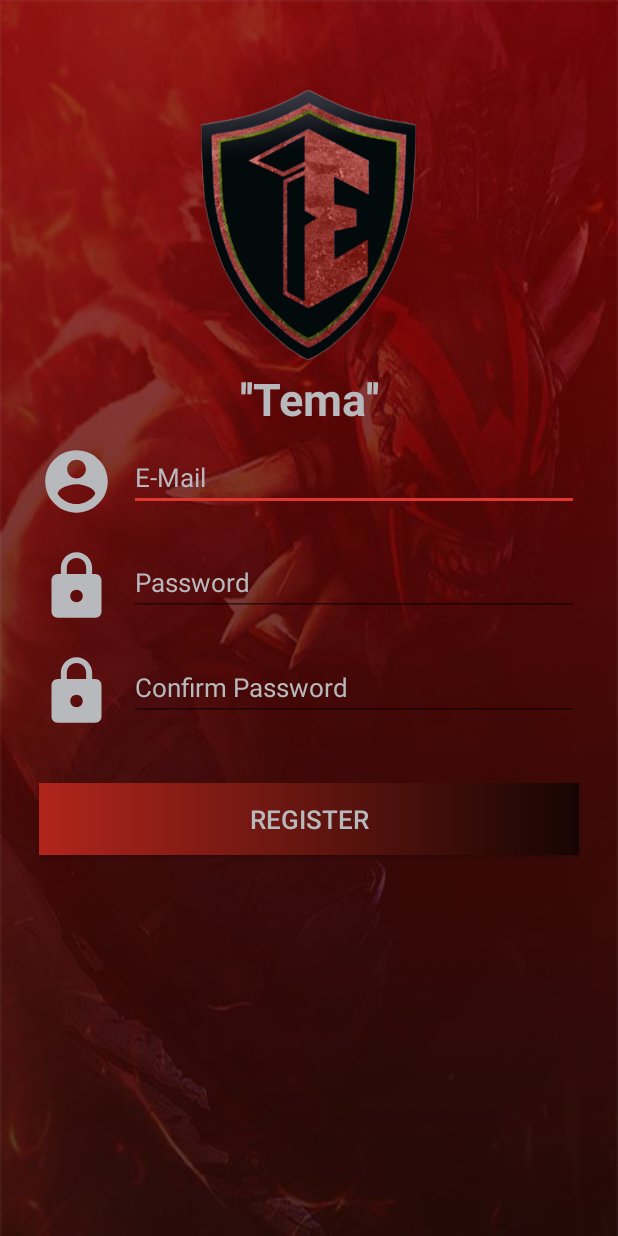
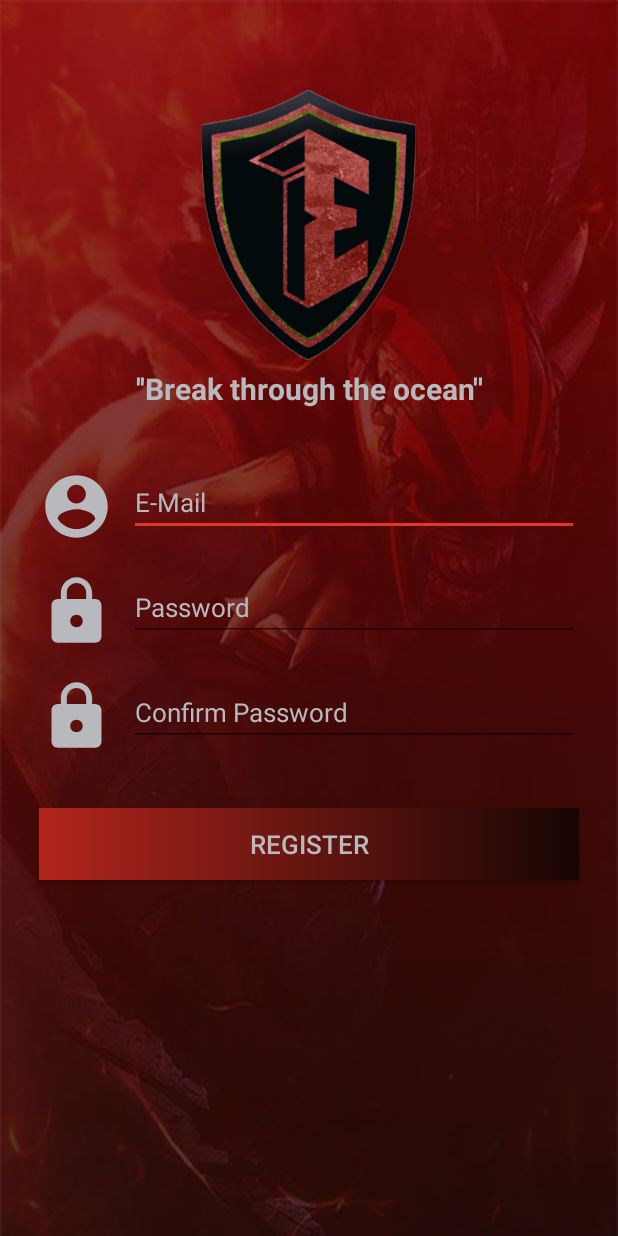
Before and after one commit to baguspremana/ProgmobProject, an Android app: the MainActivity1 screen opened directly, with no data from a screen before it, on a phone screen of 412 x 824 dp. Run offline under Robolectric (Android 15) with nearby library versions, the phone set to English and light mode, and no system bars.

Commit message:
ubah tema

```diff
--- a/app/src/main/res/layout/activity_home.xml
+++ b/app/src/main/res/layout/activity_home.xml
@@ -28,7 +28,7 @@
             <TextView
                 android:layout_width="wrap_content"
                 android:layout_height="wrap_content"
-                android:text="'Tema'"
+                android:text="'Break through the ocean'"
                 android:textColor="#b7b9bd"
                 android:layout_gravity="center_horizontal"
                 android:textSize="20sp"
--- a/app/src/main/res/layout/activity_main.xml
+++ b/app/src/main/res/layout/activity_main.xml
@@ -28,8 +28,8 @@
             <TextView
                 android:layout_width="match_parent"
                 android:layout_height="wrap_content"
-                android:text="''Tema''"
-                android:textSize="30sp"
+                android:text="''Break through the ocean''"
+                android:textSize="20sp"
                 android:textStyle="bold"
                 android:textColor="#b7b9bd"
                 android:layout_below="@id/logo"
--- a/app/src/main/res/layout/activity_register.xml
+++ b/app/src/main/res/layout/activity_register.xml
@@ -30,11 +30,12 @@
                 android:layout_height="wrap_content"
                 android:layout_below="@id/logo"
                 android:layout_marginTop="5dp"
-                android:text="''Tema''"
+                android:text="''Break through the ocean''"
                 android:textAlignment="center"
                 android:textColor="#b7b9bd"
-                android:textSize="30sp"
-                android:textStyle="bold" />
+                android:textSize="20sp"
+                android:textStyle="bold"
+                android:layout_marginBottom="30dp"/>
 
             <ImageView
                 android:id="@+id/user"
--- a/app/src/main/res/layout/activity_reset_pass.xml
+++ b/app/src/main/res/layout/activity_reset_pass.xml
@@ -27,8 +27,8 @@
             <TextView
                 android:layout_width="match_parent"
                 android:layout_height="wrap_content"
-                android:text="''Tema''"
-                android:textSize="25sp"
+                android:text="''Break through the ocean''"
+                android:textSize="20sp"
                 android:textStyle="bold"
                 android:textColor="#b7b9bd"
                 android:layout_below="@id/logo"
@@ -42,7 +42,7 @@
                 android:layout_width="50dp"
                 android:layout_height="50dp"
                 android:src="@drawable/ic_account_circle"
-                android:layout_marginTop="70dp"
+                android:layout_marginTop="30dp"
                 android:layout_marginLeft="16dp" />
 
             <EditText
--- a/build.gradle
+++ b/build.gradle
@@ -7,7 +7,7 @@ buildscript {
         jcenter()
     }
     dependencies {
-        classpath 'com.android.tools.build:gradle:3.1.0'
+        classpath 'com.android.tools.build:gradle:3.1.2'
 
 
         // NOTE: Do not place your application dependencies here; they belong
```
